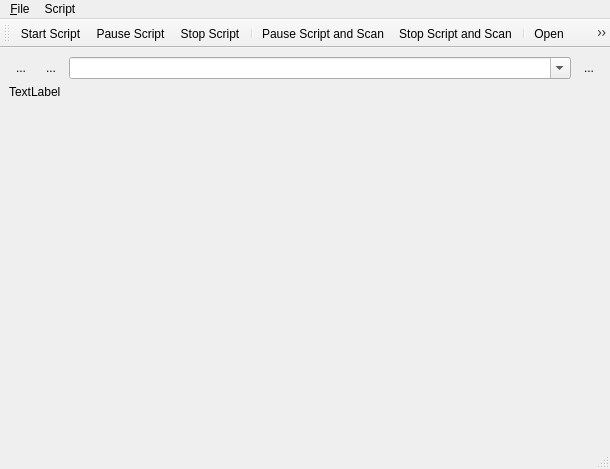
The window that ui/Scripting.ui (MonroeQuantumNetworks/IonControl) describes before a commit, drawn with Qt 5.
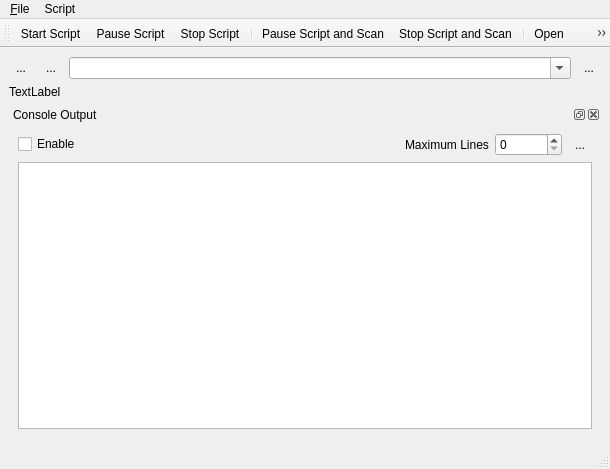
The same window after the commit. Icons and pictures are not drawn.

Commit message: Terminate button

What changed in the file:
```diff
--- a/ui/Scripting.ui
+++ b/ui/Scripting.ui
@@ -14,7 +14,7 @@
    <string>MainWindow</string>
   </property>
   <widget class="QWidget" name="centralwidget">
-   <layout class="QVBoxLayout" name="verticalLayout">
+   <layout class="QVBoxLayout" name="verticalLayout_2">
     <item>
      <layout class="QHBoxLayout" name="horizontalLayout_2">
       <item>
@@ -112,6 +112,83 @@
       <property name="orientation">
        <enum>Qt::Vertical</enum>
       </property>
+      <widget class="QDockWidget" name="dockWidgetConsole">
+       <property name="windowTitle">
+        <string>Console Output</string>
+       </property>
+       <widget class="QWidget" name="dockWidgetContents">
+        <layout class="QVBoxLayout" name="verticalLayout">
+         <item>
+          <layout class="QHBoxLayout" name="horizontalLayout">
+           <item>
+            <widget class="QCheckBox" name="checkBoxEnableConsole">
+             <property name="text">
+              <string>Enable</string>
+             </property>
+            </widget>
+           </item>
+           <item>
+            <spacer name="horizontalSpacer">
+             <property name="orientation">
+              <enum>Qt::Horizontal</enum>
+             </property>
+             <property name="sizeHint" stdset="0">
+              <size>
+               <width>40</width>
+               <height>20</height>
+              </size>
+             </property>
+            </spacer>
+           </item>
+           <item>
+            <widget class="QLabel" name="label_2">
+             <property name="text">
+              <string>Maximum Lines</string>
+             </property>
+            </widget>
+           </item>
+           <item>
+            <widget class="QSpinBox" name="linesSpinBox">
+             <property name="maximum">
+              <number>1000000</number>
+             </property>
+            </widget>
+           </item>
+           <item>
+            <widget class="QToolButton" name="consoleClearButton">
+             <property name="text">
+              <string>...</string>
+             </property>
+             <property name="icon">
+              <iconset resource="Experiment.qrc">
+               <normaloff>:/kde/icons/edit-clear.png</normaloff>:/kde/icons/edit-clear.png</iconset>
+             </property>
+             <property name="autoRaise">
+              <bool>true</bool>
+             </property>
+            </widget>
+           </item>
+          </layout>
+         </item>
+         <item>
+          <widget class="QTextEdit" name="textEditConsole">
+           <property name="contextMenuPolicy">
+            <enum>Qt::NoContextMenu</enum>
+           </property>
+           <property name="undoRedoEnabled">
+            <bool>false</bool>
+           </property>
+           <property name="readOnly">
+            <bool>true</bool>
+           </property>
+           <property name="acceptRichText">
+            <bool>false</bool>
+           </property>
+          </widget>
+         </item>
+        </layout>
+       </widget>
+      </widget>
      </widget>
     </item>
    </layout>
```
Left out of the diff: 25 changed lines with no effect on the pictures. The commit also changes 2 other files.
